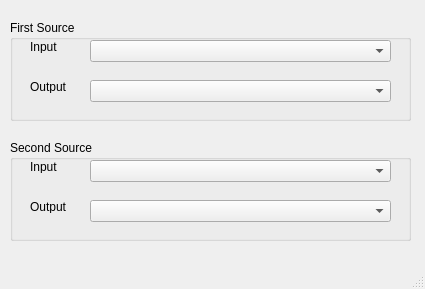
Qt form Prototype 2/Prototype_2_io.ui (Taechasit1001/AU_SeniorProject_1) before a commit.
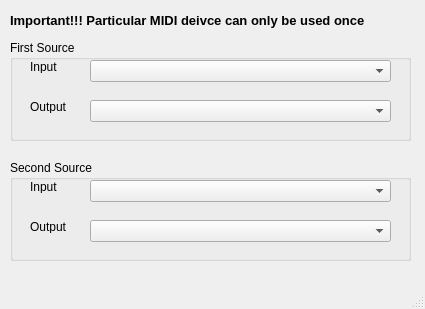
The same form after that commit.

What changed in the file:
```diff
--- a/Prototype 2/Prototype_2_io.ui
+++ b/Prototype 2/Prototype_2_io.ui
@@ -7,9 +7,21 @@
     <x>0</x>
     <y>0</y>
     <width>425</width>
-    <height>289</height>
+    <height>309</height>
    </rect>
   </property>
+  <property name="minimumSize">
+   <size>
+    <width>425</width>
+    <height>309</height>
+   </size>
+  </property>
+  <property name="maximumSize">
+   <size>
+    <width>425</width>
+    <height>309</height>
+   </size>
+  </property>
   <property name="windowTitle">
    <string>Setting</string>
   </property>
@@ -18,7 +30,7 @@
     <property name="geometry">
      <rect>
       <x>10</x>
-      <y>20</y>
+      <y>40</y>
       <width>401</width>
       <height>101</height>
      </rect>
@@ -77,7 +89,7 @@
     <property name="geometry">
      <rect>
       <x>10</x>
-      <y>140</y>
+      <y>160</y>
       <width>401</width>
       <height>101</height>
      </rect>
@@ -132,6 +144,26 @@
      </property>
     </widget>
    </widget>
+   <widget class="QLabel" name="label_5">
+    <property name="geometry">
+     <rect>
+      <x>10</x>
+      <y>10</y>
+      <width>401</width>
+      <height>20</height>
+     </rect>
+    </property>
+    <property name="font">
+     <font>
+      <pointsize>10</pointsize>
+      <weight>75</weight>
+      <bold>true</bold>
+     </font>
+    </property>
+    <property name="text">
+     <string>Important!!! Particular MIDI deivce can only be used once</string>
+    </property>
+   </widget>
   </widget>
   <widget class="QMenuBar" name="menubar">
    <property name="geometry">
```
